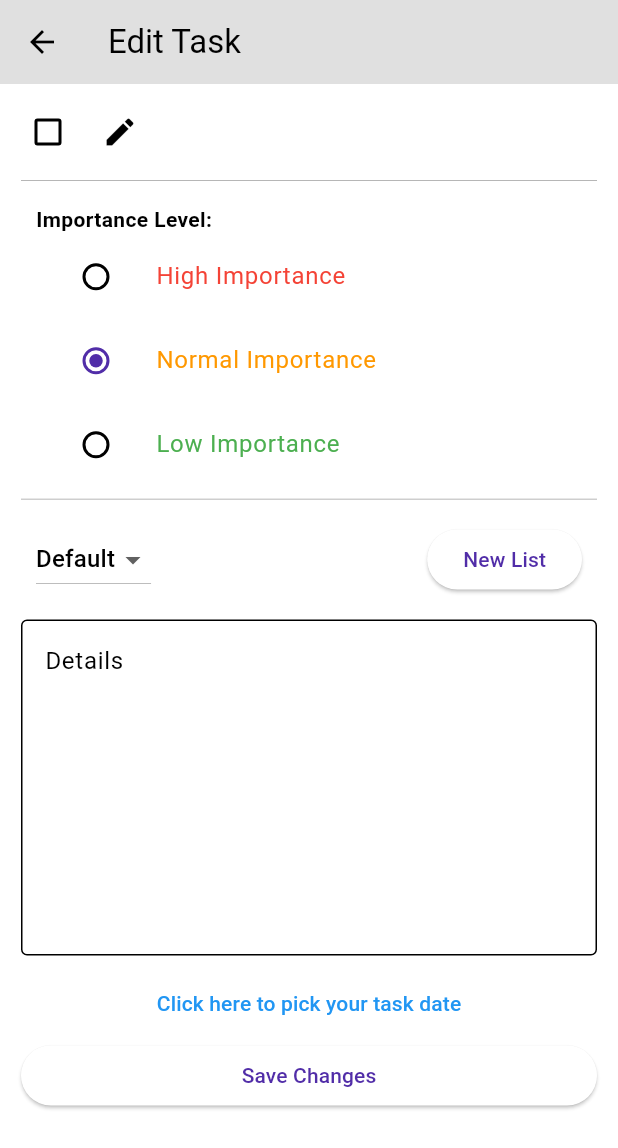
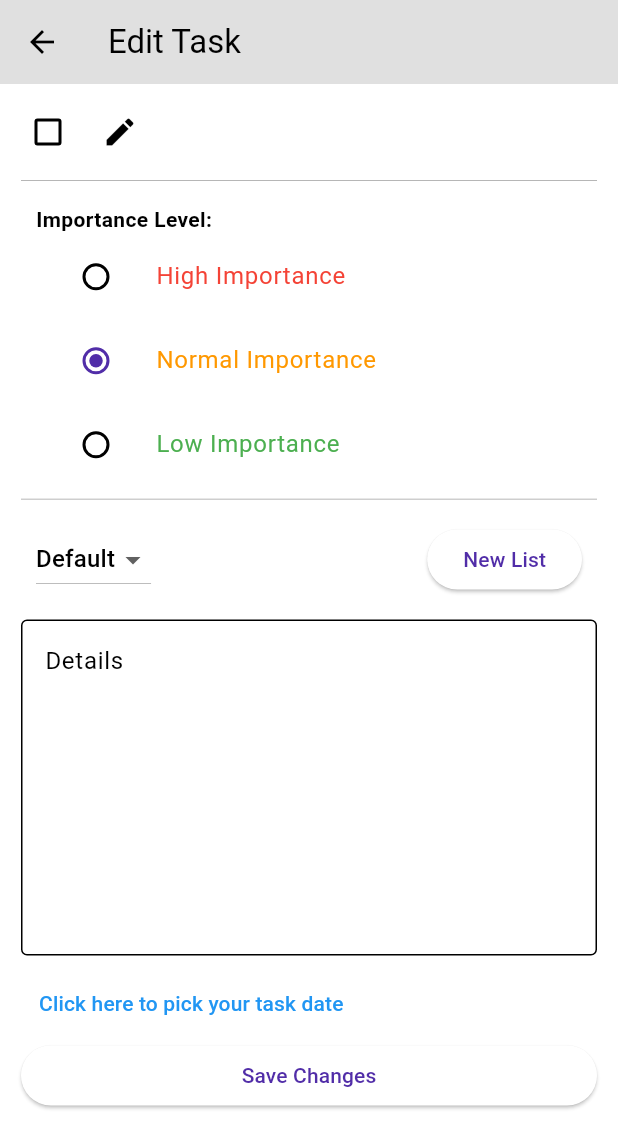
Before and after one commit to ParsaNasekhi/Task-Manager, a Flutter app: the EditPage screen opened directly with empty values, on a phone screen of 412 x 824 dp. Shown: the top 1148 px of the screen. Run offline on Flutter 3.47's test engine with Material 3 defaults, Android fonts, the phone set to English and light mode, and no system bars; our stand-ins replace flutter_datetime_picker_bdaya, hive_flutter, shimmer; accounts and stored records are empty.

Commit message:
some changes in UI

```diff
--- a/lib/screens/home/edit_page.dart
+++ b/lib/screens/home/edit_page.dart
@@ -316,9 +316,14 @@ class _EditPageState extends State<EditPage> {
                   ),
                 ),
               ),
-              SizedBox(
+              Padding(
+                padding: const EdgeInsets.fromLTRB(14, 0, 14, 0),
+                child: SizedBox(
                     width: MediaQuery.of(context).size.width,
-                  child: TextButton(
+                    child: Row(
+                      mainAxisAlignment: MainAxisAlignment.start,
+                      children: [
+                        TextButton(
                             onPressed: () {
                               DatePickerBdaya.showDatePicker(context,
                                   showTitleActions: true,
@@ -330,7 +335,10 @@ class _EditPageState extends State<EditPage> {
                             child: const Text(
                               'Click here to pick your task date',
                               style: TextStyle(color: Colors.blue),
-                      ))),
+                            )),
+                      ],
+                    )),
+              ),
               Padding(
                 padding: const EdgeInsets.fromLTRB(14, 0, 14, 14),
                 child: SizedBox(
```
Also changed, not shown: lib/main.dart (+2 -12 lines). Lines whose indentation alone changed are shown as unchanged.
